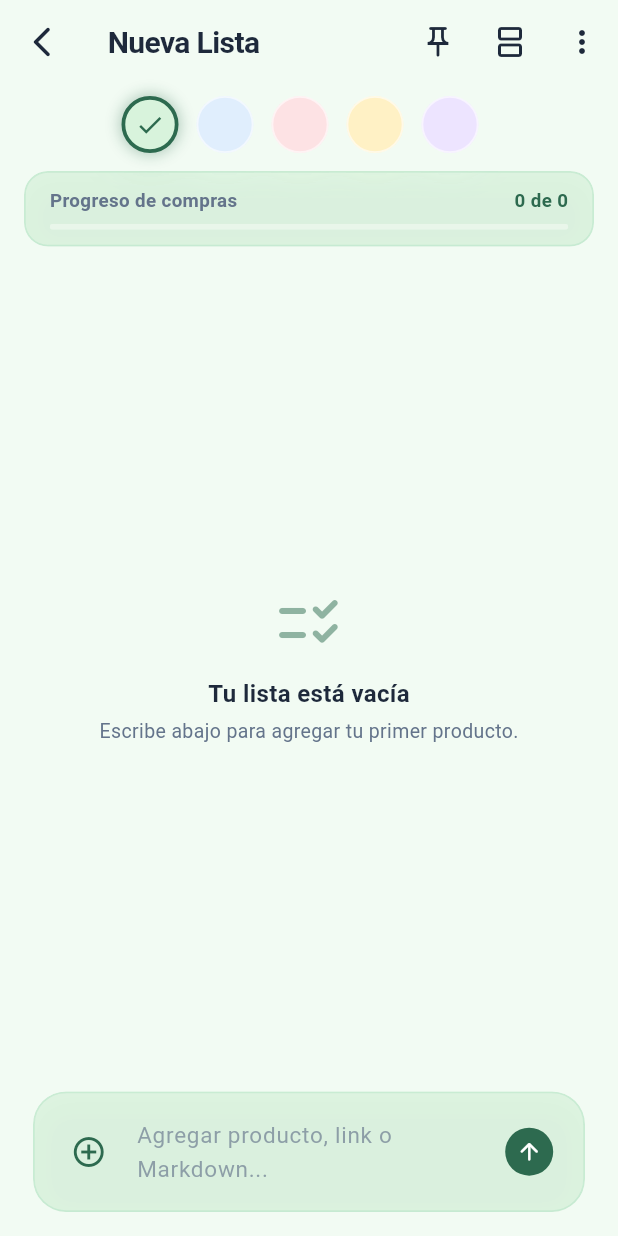
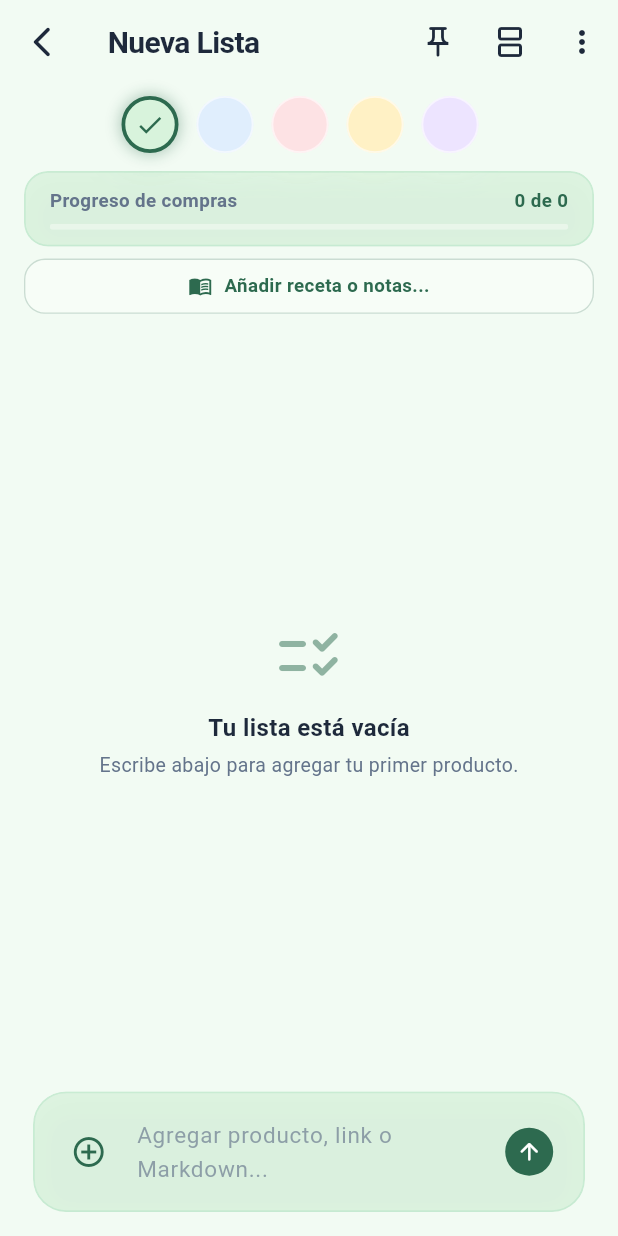
Before and after one commit to Quimaerical/ListScan-Pro, a Flutter app: the screen it shows after launch, after a tap on "Crear mi primera lista", on a phone screen of 412 x 824 dp. Run offline on Flutter 3.47's test engine with Material 3 defaults, Android fonts, the phone set to English and light mode, and no system bars; our stand-ins replace flutter_svg, image_picker, sqflite; missing offline and left inert: file_selector, google_mlkit_text_recognition; accounts and stored records are empty; project files that could hold a hidden picture were left out.

Commit message:
feat(ui): add editable recipe and notes card to list detail screen

```diff
--- /dev/null
+++ b/lib/features/shopping_lists/presentation/widgets/recipe_notes_card.dart
@@ -0,0 +1,266 @@
+import 'package:flutter/material.dart';
+import '../../../../core/theme/app_colors.dart';
+import '../../../../core/theme/glass_card.dart';
+
+/// Collapsible and editable glassmorphic card for recipe instructions
+/// and custom list notes positioned at the top of [ListDetailScreen].
+class RecipeNotesCard extends StatefulWidget {
+  final String? notes;
+  final PastelPalette palette;
+  final ValueChanged<String?> onNotesChanged;
+
+  const RecipeNotesCard({
+    super.key,
+    required this.notes,
+    required this.palette,
+    required this.onNotesChanged,
+  });
+
+  @override
+  State<RecipeNotesCard> createState() => _RecipeNotesCardState();
+}
+
+class _RecipeNotesCardState extends State<RecipeNotesCard> {
+  bool _isExpanded = false;
+
+  bool get _hasNotes =>
+      widget.notes != null && widget.notes!.trim().isNotEmpty;
+
+  Future<void> _showEditDialog(BuildContext context) async {
+    final TextEditingController controller = TextEditingController(
+      text: widget.notes ?? '',
+    );
+    final bool isDark = Theme.of(context).brightness == Brightness.dark;
+    final Color accentColor = widget.palette.accentColor(isDark);
+
+    final String? result = await showDialog<String>(
+      context: context,
+      builder: (BuildContext ctx) {
+        return AlertDialog(
+          shape: RoundedRectangleBorder(
+            borderRadius: BorderRadius.circular(20.0),
+          ),
+          title: Row(
+            children: <Widget>[
+              Icon(Icons.menu_book_rounded, color: accentColor, size: 22.0),
+              const SizedBox(width: 8.0),
+              const Text(
+                'Receta y Notas',
+                style: TextStyle(fontSize: 18.0, fontWeight: FontWeight.w700),
+              ),
+            ],
+          ),
+          content: SizedBox(
+            width: double.maxFinite,
+            child: TextField(
+              controller: controller,
+              autofocus: true,
+              maxLines: 12,
+              minLines: 4,
+              textCapitalization: TextCapitalization.sentences,
+              decoration: InputDecoration(
+                hintText:
+                    'Escribe las notas de la receta, instrucciones de cocción o detalles de la compra...',
+                border: OutlineInputBorder(
+                  borderRadius: BorderRadius.circular(14.0),
+                ),
+                contentPadding: const EdgeInsets.all(14.0),
+              ),
+            ),
+          ),
+          actions: <Widget>[
+            if (_hasNotes)
+              TextButton(
+                style: TextButton.styleFrom(
+                  foregroundColor: const Color(0xFFEF4444),
+                ),
+                onPressed: () => Navigator.of(ctx).pop('__DELETE__'),
+                child: const Text('Borrar notas'),
+              ),
+            TextButton(
+              onPressed: () => Navigator.of(ctx).pop(null),
+              child: const Text('Cancelar'),
+            ),
+            FilledButton(
+              style: FilledButton.styleFrom(
+                backgroundColor: accentColor,
+                shape: RoundedRectangleBorder(
+                  borderRadius: BorderRadius.circular(12.0),
+                ),
+              ),
+              onPressed: () => Navigator.of(ctx).pop(controller.text),
+              child: const Text('Guardar'),
+            ),
+          ],
+        );
+      },
+    );
+
+    if (result != null) {
+      if (result == '__DELETE__') {
+        widget.onNotesChanged(null);
+      } else {
+        final String clean = result.trim();
+        widget.onNotesChanged(clean.isEmpty ? null : clean);
+      }
+    }
+  }
+
+  @override
+  Widget build(BuildContext context) {
+    final bool isDark = Theme.of(context).brightness == Brightness.dark;
+    final Color accentColor = widget.palette.accentColor(isDark);
+    final Color textColor = isDark
+        ? AppColors.textPrimaryDark
+        : AppColors.textPrimaryLight;
+    final Color secColor = isDark
+        ? AppColors.textSecondaryDark
+        : AppColors.textSecondaryLight;
+
+    // Empty state: subtle add notes button
+    if (!_hasNotes) {
+      return Padding(
+        padding: const EdgeInsets.symmetric(horizontal: 16.0, vertical: 4.0),
+        child: InkWell(
+          onTap: () => _showEditDialog(context),
+          borderRadius: BorderRadius.circular(14.0),
+          child: Container(
+            padding: const EdgeInsets.symmetric(
+              horizontal: 14.0,
+              vertical: 8.5,
+            ),
+            decoration: BoxDecoration(
+              color: Colors.white.withValues(alpha: isDark ? 0.05 : 0.35),
+              borderRadius: BorderRadius.circular(14.0),
+              border: Border.all(
+                color: accentColor.withValues(alpha: isDark ? 0.30 : 0.22),
+                style: BorderStyle.solid,
+                width: 0.9,
+              ),
+            ),
+            child: Row(
+              mainAxisAlignment: MainAxisAlignment.center,
+              children: <Widget>[
+                Icon(
+                  Icons.menu_book_outlined,
+                  size: 16.0,
+                  color: accentColor,
+                ),
+                const SizedBox(width: 8.0),
+                Text(
+                  'Añadir receta o notas...',
+                  style: TextStyle(
+                    fontSize: 12.5,
+                    fontWeight: FontWeight.w600,
+                    color: accentColor,
+                  ),
+                ),
+              ],
+            ),
+          ),
+        ),
+      );
+    }
+
+    // Populated state: collapsible glass card
+    return Padding(
+      padding: const EdgeInsets.symmetric(horizontal: 16.0, vertical: 4.0),
+      child: GlassCard(
+        borderRadius: 16.0,
+        padding: const EdgeInsets.symmetric(horizontal: 14.0, vertical: 10.0),
+        child: Column(
+          crossAxisAlignment: CrossAxisAlignment.start,
+          mainAxisSize: MainAxisSize.min,
+          children: <Widget>[
+            // Header Row: Title & Actions
+            InkWell(
+              onTap: () => setState(() => _isExpanded = !_isExpanded),
+              borderRadius: BorderRadius.circular(8.0),
+              child: Row(
+                children: <Widget>[
+                  Icon(
+                    Icons.menu_book_rounded,
+                    size: 17.0,
+                    color: accentColor,
+                  ),
+                  const SizedBox(width: 8.0),
+                  Text(
+                    'Receta y Notas',
+                    style: TextStyle(
+                      fontSize: 13.0,
+                      fontWeight: FontWeight.w700,
+                      color: textColor,
+                    ),
+                  ),
+                  const Spacer(),
+                  // Edit Action
+                  IconButton(
+                    icon: Icon(
+                      Icons.edit_outlined,
+                      size: 17.0,
+                      color: secColor,
+                    ),
+                    visualDensity: VisualDensity.compact,
+                    padding: EdgeInsets.zero,
+                    constraints: const BoxConstraints(
+                      minWidth: 28.0,
+                      minHeight: 28.0,
+                    ),
+                    tooltip: 'Editar notas',
+                    onPressed: () => _showEditDialog(context),
+                  ),
+                  const SizedBox(width: 4.0),
+                  // Expand / Collapse Action
+                  Icon(
+                    _isExpanded
+                        ? Icons.keyboard_arrow_up_rounded
+                        : Icons.keyboard_arrow_down_rounded,
+                    size: 20.0,
+                    color: secColor,
+                  ),
+                ],
+              ),
+            ),
+
+            const SizedBox(height: 4.0),
+
+            // Content: Preview or Full multiline
+            InkWell(
+              onTap: () => setState(() => _isExpanded = !_isExpanded),
+              child: AnimatedCrossFade(
+                firstChild: Text(
+                  widget.notes!,
+                  maxLines: 2,
+                  overflow: TextOverflow.ellipsis,
+                  style: TextStyle(
+                    fontSize: 12.5,
+                    height: 1.35,
+                    color: secColor,
+                  ),
+                ),
+                secondChild: Container(
+                  constraints: const BoxConstraints(maxHeight: 220.0),
+                  child: SingleChildScrollView(
+                    physics: const BouncingScrollPhysics(),
+                    child: SelectableText(
+                      widget.notes!,
+                      style: TextStyle(
+                        fontSize: 12.5,
+                        height: 1.4,
+                        color: textColor,
+                      ),
+                    ),
+                  ),
+                ),
+                crossFadeState: _isExpanded
+                    ? CrossFadeState.showSecond
+                    : CrossFadeState.showFirst,
+                duration: const Duration(milliseconds: 200),
+              ),
+            ),
+          ],
+        ),
+      ),
+    );
+  }
+}
```
Also changed, not shown: lib/features/shopping_lists/presentation/views/list_detail_screen.dart (+48 -2 lines), 1 other file.
